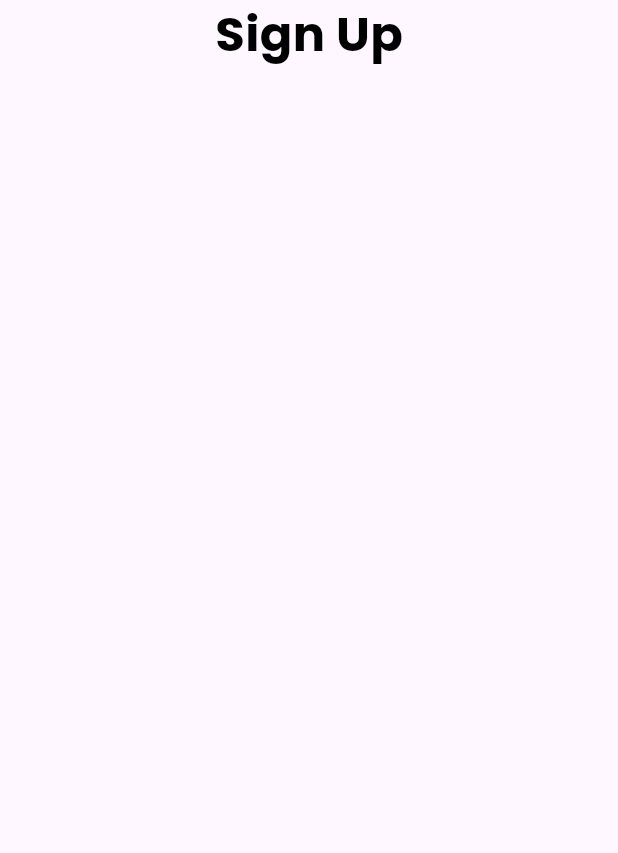
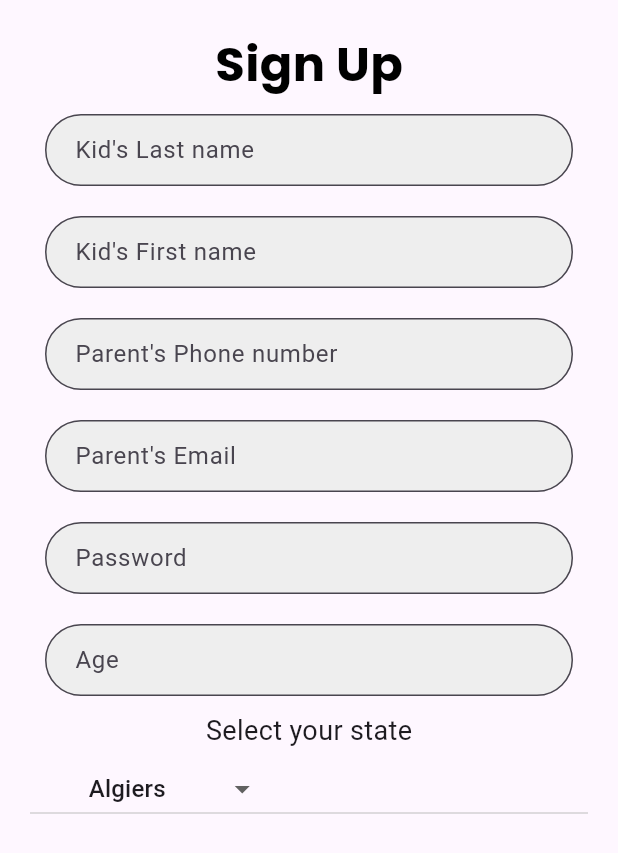
Before and after one commit to 01amine/T-Code-X, a Flutter app: the screen it shows after launch, on a phone screen of 412 x 824 dp. Shown: the top 853 px of the screen. Run offline on Flutter 3.47's test engine with Material 3 defaults, Android fonts, the phone set to English and light mode, and no system bars; our stand-ins replace google_fonts.

Commit message:
almost done with the sign up page

```diff
--- /dev/null
+++ b/t_code_x_app/lib/components/optionSelector.dart
@@ -0,0 +1,50 @@
+import 'package:flutter/material.dart';
+import 'package:t_code_x_app/constants/wilayas.dart';
+import 'package:flutter/src/material/dropdown.dart';
+
+class OptionSelector extends StatefulWidget {
+  @override
+  _OptionSelectorState createState() => _OptionSelectorState();
+}
+
+class _OptionSelectorState extends State<OptionSelector> {
+  String selectedOption = 'Algiers';
+
+  void _setSelectedOption(String option) {
+    setState(() {
+      selectedOption = option;
+    });
+  }
+
+  @override
+  Widget build(BuildContext context) {
+    return Column(
+      children: [
+        const Text(
+          'Select your state',
+          style: TextStyle(fontSize: 18),
+        ),
+        const SizedBox(height: 2),
+        SizedBox(
+          width: double.infinity,
+          child: DropdownButton<String>(
+            alignment: Alignment.center,
+            borderRadius: BorderRadius.circular(30),
+            value: selectedOption,
+            onChanged: (newValue) {
+              _setSelectedOption(newValue!);
+            },
+            dropdownColor: Colors.grey.shade300,
+            items: algerianStates.map<DropdownMenuItem<String>>((String value) {
+              return DropdownMenuItem<String>(
+                alignment: Alignment.center,
+                value: value,
+                child: Text(value),
+              );
+            }).toList(),
+          ),
+        )
+      ],
+    );
+  }
+}
--- a/t_code_x_app/lib/components/textFeild.dart
+++ b/t_code_x_app/lib/components/textFeild.dart
@@ -0,0 +1,34 @@
+import 'package:flutter/material.dart';
+
+class MyTextFeild extends StatelessWidget {
+  final TextEditingController controller;
+  final String hintText, errorText;
+  final bool isObscure;
+  final TextInputType? keyboardType;
+  const MyTextFeild(
+      {super.key,
+      required this.controller,
+      required this.hintText,
+      required this.errorText,
+      required this.isObscure,
+      required this.keyboardType});
+
+  @override
+  Widget build(BuildContext context) {
+    return TextField(
+      controller: controller,
+      obscureText: isObscure,
+      keyboardType: keyboardType,
+      decoration: InputDecoration(
+        hintText: hintText,
+        border: OutlineInputBorder(
+          borderRadius: BorderRadius.circular(30),
+        ),
+        filled: true,
+        fillColor: Colors.grey[200],
+        contentPadding:
+            const EdgeInsets.symmetric(horizontal: 16.0, vertical: 12.0),
+      ),
+    );
+  }
+}
--- /dev/null
+++ b/t_code_x_app/lib/constants/wilayas.dart
@@ -0,0 +1,50 @@
+List<String> algerianStates = [
+  'Adrar',
+  'Aïn Defla',
+  'Aïn Témouchent',
+  'Algiers',
+  'Annaba',
+  'Batna',
+  'Béchar',
+  'Béjaïa',
+  'Biskra',
+  'Blida',
+  'Bordj Bou Arréridj',
+  'Bouïra',
+  'Boumerdès',
+  'Chlef',
+  'Constantine',
+  'Djelfa',
+  'El Bayadh',
+  'El Oued',
+  'El Tarf',
+  'Ghardaïa',
+  'Guelma',
+  'Illizi',
+  'Jijel',
+  'Khenchela',
+  'Laghouat',
+  'Mascara',
+  'Médéa',
+  'Mila',
+  'Mostaganem',
+  'Msila',
+  'Naama',
+  'Oran',
+  'Ouargla',
+  'Oum El Bouaghi',
+  'Relizane',
+  'Saida',
+  'Sétif',
+  'Sidi Bel Abbès',
+  'Skikda',
+  'Souk Ahras',
+  'Tamanrasset',
+  'Tébessa',
+  'Tiaret',
+  'Tindouf',
+  'Tipaza',
+  'Tissemsilt',
+  'Tizi Ouzou',
+  'Tlemcen',
+];
--- a/t_code_x_app/lib/screens/Authentication/signUp.dart
+++ b/t_code_x_app/lib/screens/Authentication/signUp.dart
@@ -1,16 +1,26 @@
 import 'package:flutter/material.dart';
 import 'package:google_fonts/google_fonts.dart';
+import 'package:t_code_x_app/components/optionSelector.dart';
+import 'package:t_code_x_app/components/textFeild.dart';
 
 class SignUpPage extends StatelessWidget {
   const SignUpPage({super.key});
 
   @override
   Widget build(BuildContext context) {
+    TextEditingController email = TextEditingController();
+    TextEditingController password = TextEditingController();
+    TextEditingController nom = TextEditingController();
+    TextEditingController prenom = TextEditingController();
+    TextEditingController phone = TextEditingController();
+    TextEditingController age = TextEditingController();
     return Scaffold(
       body: SafeArea(
         child: SizedBox(
           height: MediaQuery.of(context).size.height,
           width: MediaQuery.of(context).size.width,
+          child: Padding(
+            padding: const EdgeInsets.all(20),
             child: Column(
               children: [
                 Text(
@@ -20,7 +30,69 @@ class SignUpPage extends StatelessWidget {
                       fontWeight: FontWeight.bold,
                       color: Colors.black),
                 ),
+                Container(
+                  padding: const EdgeInsets.all(10),
+                  child: MyTextFeild(
+                    controller: nom,
+                    hintText: 'Kid\'s Last name',
+                    errorText: 'Please Enter your Last name',
+                    isObscure: false,
+                    keyboardType: TextInputType.name,
+                  ),
+                ),
+                Container(
+                  padding: const EdgeInsets.all(10),
+                  child: MyTextFeild(
+                    controller: prenom,
+                    hintText: 'Kid\'s First name',
+                    errorText: 'Please Enter your First name',
+                    isObscure: false,
+                    keyboardType: TextInputType.name,
+                  ),
+                ),
+                Container(
+                  padding: const EdgeInsets.all(10),
+                  child: MyTextFeild(
+                    controller: phone,
+                    hintText: 'Parent\'s Phone number',
+                    errorText: 'Please Enter your phone number',
+                    isObscure: false,
+                    keyboardType: TextInputType.phone,
+                  ),
+                ),
+                Container(
+                  padding: const EdgeInsets.all(10),
+                  child: MyTextFeild(
+                    controller: email,
+                    hintText: 'Parent\'s Email',
+                    errorText: 'Please Enter your email',
+                    isObscure: false,
+                    keyboardType: TextInputType.emailAddress,
+                  ),
+                ),
+                Container(
+                  padding: const EdgeInsets.all(10),
+                  child: MyTextFeild(
+                    controller: password,
+                    hintText: 'Password',
+                    errorText: 'Please Enter your password',
+                    isObscure: true,
+                    keyboardType: TextInputType.text,
+                  ),
+                ),
+                Container(
+                  padding: const EdgeInsets.all(10),
+                  child: MyTextFeild(
+                    controller: age,
+                    hintText: 'Age',
+                    errorText: 'Please Enter your Kid\'s age',
+                    isObscure: false,
+                    keyboardType: TextInputType.phone,
+                  ),
+                ),
+                OptionSelector(),
               ],
+            ),
           ),
         ),
       ),
--- a/t_code_x_app/pubspec.yaml
+++ b/t_code_x_app/pubspec.yaml
@@ -41,6 +41,7 @@ dependencies:
   shared_preferences: ^2.2.2
   jwt_decoder: ^2.0.1
   google_fonts: ^6.1.0
+  dropdown_button2: ^2.3.9
 
 dev_dependencies:
   flutter_test:
```
Also changed, not shown: t_code_x_app/pubspec.lock. Lines whose indentation alone changed are shown as unchanged.
